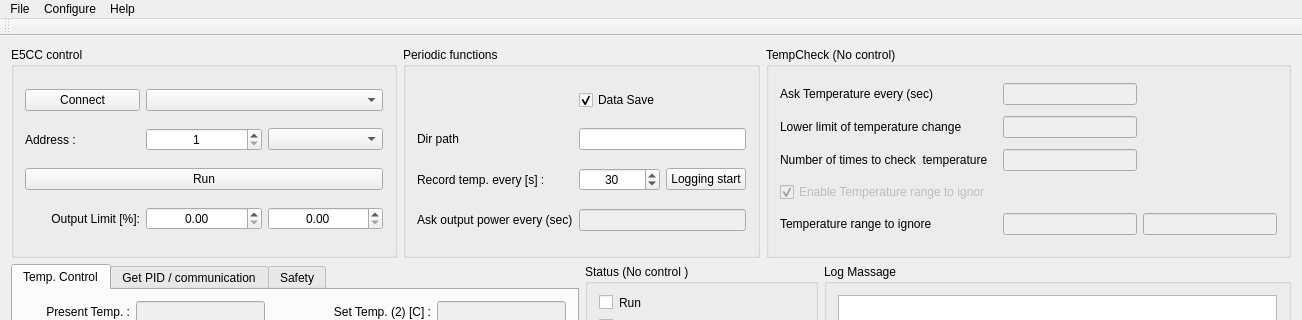
daimiura/OmronPID, file mainwindow.ui: the form before one commit; both pictures show x 0 to 1302 and y 0 to 320 of the 1302 by 912 pixel window.
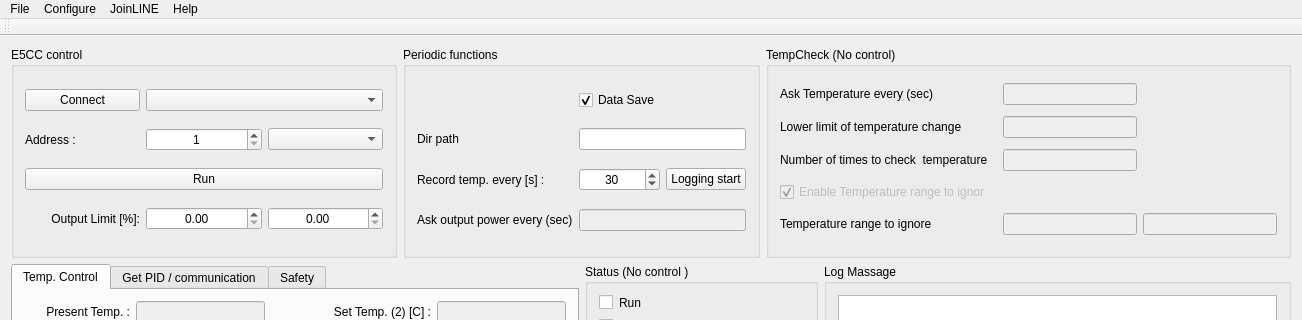
The form after the commit. Custom widgets are drawn as their Qt base class.

Commit message: Generated JoinLINEDialog class and implemented JoinLINE action in menubar.

What changed in the file:
```diff
--- a/mainwindow.ui
+++ b/mainwindow.ui
@@ -1056,8 +1056,6 @@
      <x>0</x>
      <y>0</y>
      <width>1302</width>
-     <height>24</height>
-     <height>17</height>
      <height>17</height>
     </rect>
    </property>
@@ -1080,8 +1078,15 @@
     <addaction name="action_Setting_parameters_for_TempCheck"/>
     <addaction name="action_Setting_plot"/>
    </widget>
+   <widget class="QMenu" name="menuJoinLINE">
+    <property name="title">
+     <string>JoinLINE</string>
+    </property>
+    <addaction name="action_JoinLINE"/>
+   </widget>
    <addaction name="menuFile"/>
    <addaction name="menuConfigure"/>
+   <addaction name="menuJoinLINE"/>
    <addaction name="menuHelp"/>
   </widget>
   <widget class="QToolBar" name="mainToolBar">
```
Left out of the diff: 5 changed lines with no effect on the pictures. The commit also changes 9 other files.
